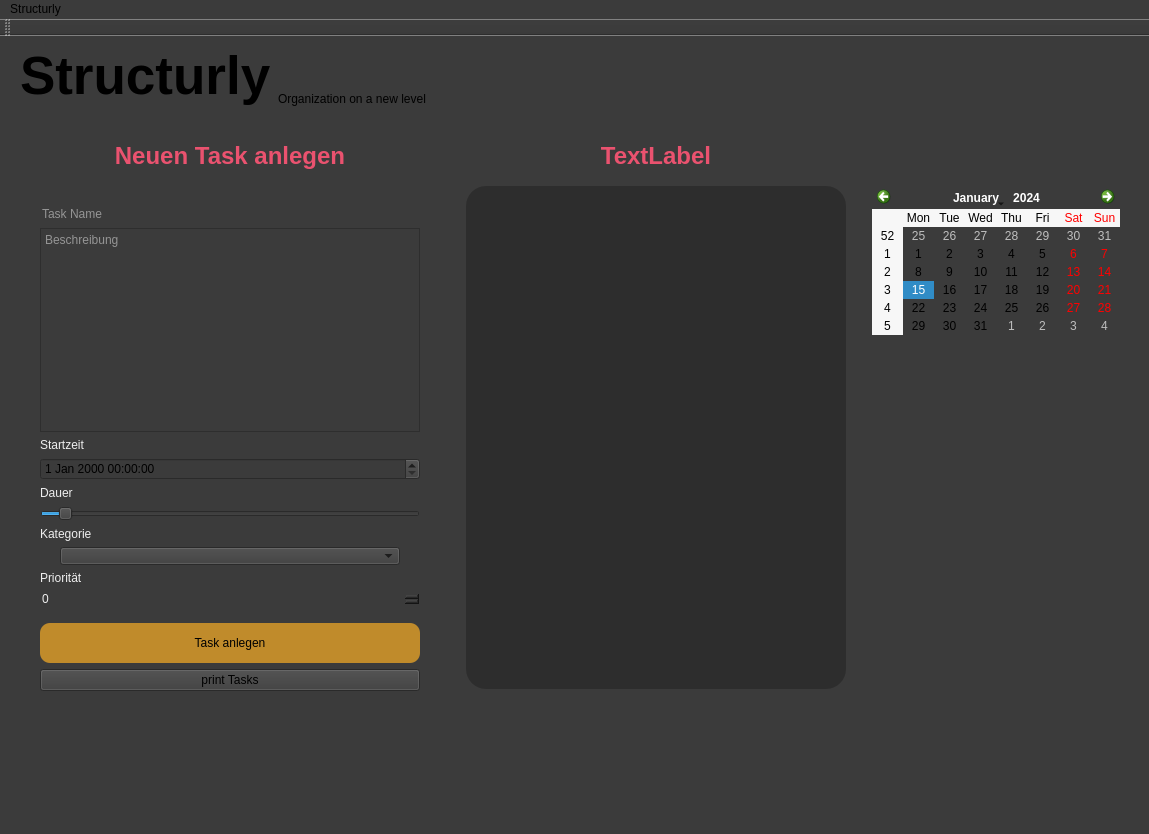
Above: src/qtdep_gui/mainwindow.ui from paulwag/Structurly before the change. Below: the same form after it.
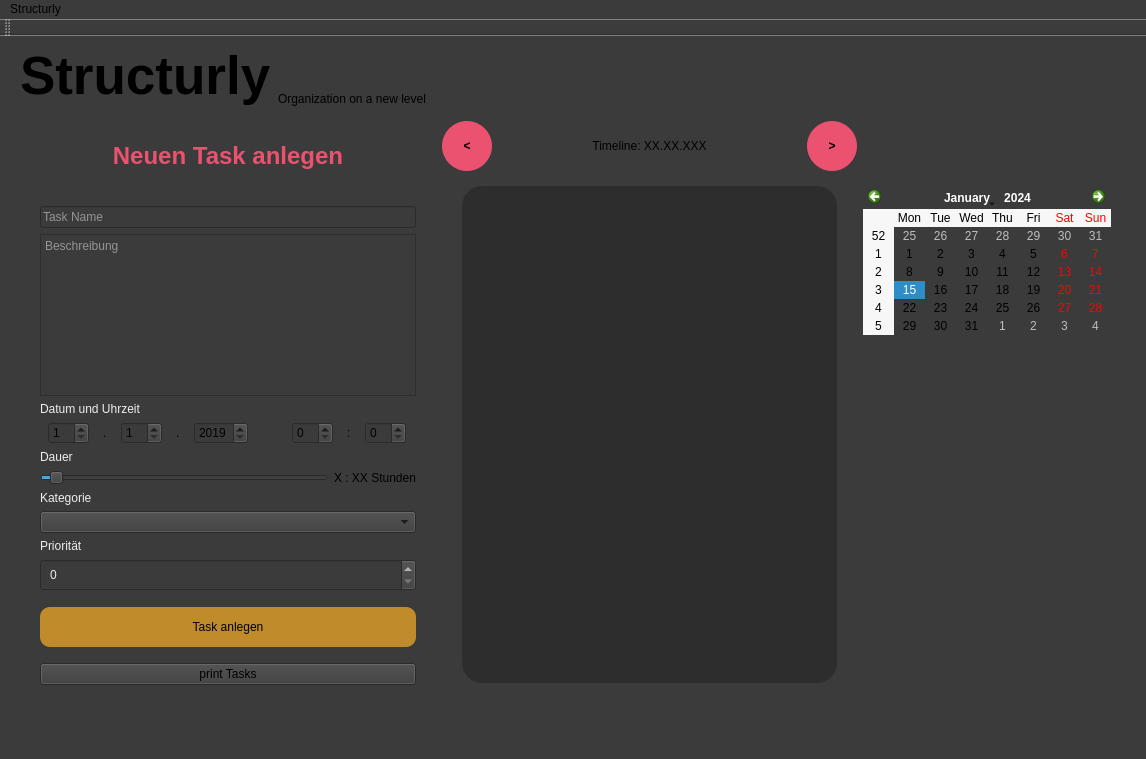
That is the form after the change.

```diff
--- a/src/qtdep_gui/mainwindow.ui
+++ b/src/qtdep_gui/mainwindow.ui
@@ -6,8 +6,8 @@
    <rect>
     <x>0</x>
     <y>0</y>
-    <width>1149</width>
-    <height>834</height>
+    <width>1146</width>
+    <height>759</height>
    </rect>
   </property>
   <property name="sizePolicy">
@@ -28,8 +28,8 @@
      <rect>
       <x>20</x>
       <y>10</y>
-      <width>1111</width>
-      <height>691</height>
+      <width>1102</width>
+      <height>685</height>
      </rect>
     </property>
     <layout class="QGridLayout" name="gridLayout">
@@ -41,6 +41,12 @@
      </property>
      <item row="2" column="1">
       <widget class="QScrollArea" name="timeline_area">
+       <property name="minimumSize">
+        <size>
+         <width>350</width>
+         <height>0</height>
+        </size>
+       </property>
        <property name="styleSheet">
         <string notr="true">margin: 0 20px 37px;
 padding: 5px;
@@ -55,17 +61,17 @@
          <rect>
           <x>0</x>
           <y>0</y>
-          <width>347</width>
-          <height>481</height>
+          <width>343</width>
+          <height>475</height>
          </rect>
         </property>
         <widget class="QTableWidget" name="timeline_table">
          <property name="geometry">
           <rect>
-           <x>0</x>
+           <x>30</x>
            <y>0</y>
-           <width>381</width>
-           <height>451</height>
+           <width>311</width>
+           <height>611</height>
           </rect>
          </property>
          <property name="sizePolicy">
@@ -135,27 +141,6 @@
        </property>
       </widget>
      </item>
-     <item row="1" column="1">
-      <widget class="QLabel" name="label">
-       <property name="font">
-        <font>
-         <pointsize>18</pointsize>
-         <weight>75</weight>
-         <bold>true</bold>
-        </font>
-       </property>
-       <property name="styleSheet">
-        <string notr="true">margin-top: 20px;
-color: #EA526F;</string>
-       </property>
-       <property name="text">
-        <string>TextLabel</string>
-       </property>
-       <property name="alignment">
-        <set>Qt::AlignCenter</set>
-       </property>
-      </widget>
-     </item>
      <item row="2" column="2">
       <layout class="QVBoxLayout" name="verticalLayout_right">
        <item alignment="Qt::AlignTop">
@@ -190,8 +175,8 @@
        <item>
         <widget class="QLineEdit" name="task_name_edit">
          <property name="styleSheet">
-          <string notr="true">border: none;
-color: #eee;</string>
+          <string notr="true">color: #eee;
+border: .5px solid #222;</string>
          </property>
          <property name="text">
           <string/>
@@ -223,12 +208,144 @@
           <string notr="true">color: #eee;</string>
          </property>
          <property name="text">
-          <string>Startzeit</string>
+          <string>Datum und Uhrzeit</string>
          </property>
         </widget>
        </item>
        <item>
-        <widget class="QDateTimeEdit" name="date_time_edit"/>
+        <layout class="QHBoxLayout" name="horizontalLayout_2">
+         <item>
+          <widget class="QSpinBox" name="day_edit">
+           <property name="sizePolicy">
+            <sizepolicy hsizetype="Fixed" vsizetype="Fixed">
+             <horstretch>0</horstretch>
+             <verstretch>0</verstretch>
+            </sizepolicy>
+           </property>
+           <property name="styleSheet">
+            <string notr="true">border-color: rgb(33, 33, 33);</string>
+           </property>
+           <property name="minimum">
+            <number>1</number>
+           </property>
+           <property name="maximum">
+            <number>31</number>
+           </property>
+          </widget>
+         </item>
+         <item>
+          <widget class="QLabel" name="dot">
+           <property name="sizePolicy">
+            <sizepolicy hsizetype="Fixed" vsizetype="Preferred">
+             <horstretch>0</horstretch>
+             <verstretch>0</verstretch>
+            </sizepolicy>
+           </property>
+           <property name="text">
+            <string>.</string>
+           </property>
+          </widget>
+         </item>
+         <item>
+          <widget class="QSpinBox" name="month_edit">
+           <property name="sizePolicy">
+            <sizepolicy hsizetype="Fixed" vsizetype="Fixed">
+             <horstretch>0</horstretch>
+             <verstretch>0</verstretch>
+            </sizepolicy>
+           </property>
+           <property name="styleSheet">
+            <string notr="true">border-color: #3B3B3B;</string>
+           </property>
+           <property name="minimum">
+            <number>1</number>
+           </property>
+           <property name="maximum">
+            <number>12</number>
+           </property>
+          </widget>
+         </item>
+         <item>
+          <widget class="QLabel" name="dot_2">
+           <property name="sizePolicy">
+            <sizepolicy hsizetype="Fixed" vsizetype="Preferred">
+             <horstretch>0</horstretch>
+             <verstretch>0</verstretch>
+            </sizepolicy>
+           </property>
+           <property name="text">
+            <string>.</string>
+           </property>
+          </widget>
+         </item>
+         <item>
+          <widget class="QSpinBox" name="year_edit">
+           <property name="sizePolicy">
+            <sizepolicy hsizetype="Fixed" vsizetype="Fixed">
+             <horstretch>0</horstretch>
+             <verstretch>0</verstretch>
+            </sizepolicy>
+           </property>
+           <property name="styleSheet">
+            <string notr="true">border-color:  #3B3B3B;</string>
+           </property>
+           <property name="minimum">
+            <number>2019</number>
+           </property>
+           <property name="maximum">
+            <number>2030</number>
+           </property>
+          </widget>
+         </item>
+         <item>
+          <widget class="QSpinBox" name="hour_edit">
+           <property name="sizePolicy">
+            <sizepolicy hsizetype="Fixed" vsizetype="Fixed">
+             <horstretch>0</horstretch>
+             <verstretch>0</verstretch>
+            </sizepolicy>
+           </property>
+           <property name="styleSheet">
+            <string notr="true">margin-left: 30px;
+border-color: #3B3B3B;</string>
+           </property>
+           <property name="maximum">
+            <number>23</number>
+           </property>
+          </widget>
+         </item>
+         <item>
+          <widget class="QLabel" name="doubledot">
+           <property name="sizePolicy">
+            <sizepolicy hsizetype="Fixed" vsizetype="Preferred">
+             <horstretch>0</horstretch>
+             <verstretch>0</verstretch>
+            </sizepolicy>
+           </property>
+           <property name="text">
+            <string>:</string>
+           </property>
+          </widget>
+         </item>
+         <item>
+          <widget class="QSpinBox" name="minute_edit">
+           <property name="sizePolicy">
+            <sizepolicy hsizetype="Fixed" vsizetype="Fixed">
+             <horstretch>0</horstretch>
+             <verstretch>0</verstretch>
+            </sizepolicy>
+           </property>
+           <property name="styleSheet">
+            <string notr="true">outline: none;
+
+</string>
+           </property>
+           <property name="maximum">
+            <number>59</number>
+           </property>
+          </widget>
+         </item>
+        </layout>
        </item>
        <item>
         <widget class="QLabel" name="time_needed_label">
@@ -241,23 +358,46 @@
         </widget>
        </item>
        <item>
-        <widget class="QSlider" name="time_needed_edit">
-         <property name="cursor">
-          <cursorShape>OpenHandCursor</cursorShape>
-         </property>
-         <property name="styleSheet">
-          <string notr="true"/>
-         </property>
-         <property name="maximum">
-          <number>40</number>
-         </property>
-         <property name="value">
-          <number>2</number>
-         </property>
-         <property name="orientation">
-          <enum>Qt::Horizontal</enum>
-         </property>
-        </widget>
+        <layout class="QHBoxLayout" name="horizontalLayout_3">
+         <item>
+          <widget class="QSlider" name="time_needed_edit">
+           <property name="cursor">
+            <cursorShape>OpenHandCursor</cursorShape>
+           </property>
+           <property name="styleSheet">
+            <string notr="true"/>
+           </property>
+           <property name="minimum">
+            <number>15</number>
+           </property>
+           <property name="maximum">
+            <number>480</number>
+           </property>
+           <property name="singleStep">
+            <number>15</number>
+           </property>
+           <property name="pageStep">
+            <number>15</number>
+           </property>
+           <property name="value">
+            <number>30</number>
+           </property>
+           <property name="sliderPosition">
+            <number>30</number>
+           </property>
+           <property name="orientation">
+            <enum>Qt::Horizontal</enum>
+           </property>
+          </widget>
+         </item>
+         <item>
+          <widget class="QLabel" name="label">
+           <property name="text">
+            <string>X : XX Stunden</string>
+           </property>
+          </widget>
+         </item>
+        </layout>
        </item>
        <item>
         <widget class="QLabel" name="category_label">
@@ -272,7 +412,8 @@
        <item>
         <widget class="QComboBox" name="category_dropdown">
          <property name="styleSheet">
-          <string notr="true">margin: 0 20px;</string>
+          <string notr="true">border-color: #3B3B3B;
+</string>
          </property>
         </widget>
        </item>
@@ -290,8 +431,9 @@
         <widget class="QSpinBox" name="priority_edit">
          <property name="styleSheet">
           <string notr="true">color: #eee;
-border: none;
-margin-bottom: 10px;</string>
+border-color: #3B3B3B;
+margin-bottom: 10px;
+padding: 5px;</string>
          </property>
         </widget>
        </item>
@@ -308,6 +450,7 @@
 height: 40px;
 background-color: rgba(192, 139, 43, 255);
 border-radius: 10px;
+margin-bottom: 10px;
 
 </string>
          </property>
@@ -338,6 +481,89 @@
        </item>
       </layout>
      </item>
+     <item row="1" column="1">
+      <layout class="QHBoxLayout" name="horizontalLayout">
+       <item>
+        <widget class="QPushButton" name="pushButton_2">
+         <property name="sizePolicy">
+          <sizepolicy hsizetype="Fixed" vsizetype="Fixed">
+           <horstretch>0</horstretch>
+           <verstretch>0</verstretch>
+          </sizepolicy>
+         </property>
+         <property name="font">
+          <font>
+           <weight>75</weight>
+           <bold>true</bold>
+          </font>
+         </property>
+         <property name="cursor">
+          <cursorShape>PointingHandCursor</cursorShape>
+         </property>
+         <property name="styleSheet">
+          <string notr="true">border-radius: 25px;
+background-color: #EA526F;
+width: 50px;
+height: 50px;</string>
+         </property>
+         <property name="text">
+          <string>&lt;</string>
+         </property>
+        </widget>
+       </item>
+       <item>
+        <widget class="QLabel" name="timeline_date">
+         <property name="sizePolicy">
+          <sizepolicy hsizetype="Minimum" vsizetype="Preferred">
+           <horstretch>0</horstretch>
+           <verstretch>0</verstretch>
+          </sizepolicy>
+         </property>
+         <property name="text">
+          <string>Timeline: XX.XX.XXX</string>
+         </property>
+         <property name="alignment">
+          <set>Qt::AlignCenter</set>
+         </property>
+        </widget>
+       </item>
+       <item>
+        <widget class="QPushButton" name="pushButton">
+         <property name="sizePolicy">
+          <sizepolicy hsizetype="Fixed" vsizetype="Fixed">
+           <horstretch>0</horstretch>
+           <verstretch>0</verstretch>
+          </sizepolicy>
+         </property>
+         <property name="font">
+          <font>
+           <weight>75</weight>
+           <bold>true</bold>
+          </font>
+         </property>
+         <property name="cursor">
+          <cursorShape>PointingHandCursor</cursorShape>
+         </property>
+         <property name="styleSheet">
+          <string notr="true">border-radius: 25px;
+background-color: #EA526F;
+width: 50px;
+height: 50px;
+</string>
+         </property>
+         <property name="text">
+          <string>&gt;</string>
+         </property>
+         <property name="iconSize">
+          <size>
+           <width>20</width>
+           <height>20</height>
+          </size>
+         </property>
+        </widget>
+       </item>
+      </layout>
+     </item>
     </layout>
    </widget>
   </widget>
@@ -346,7 +572,7 @@
     <rect>
      <x>0</x>
      <y>0</y>
-     <width>1149</width>
+     <width>1146</width>
      <height>22</height>
     </rect>
    </property>
```
Left out of the diff: 5 changed lines with no effect on the pictures.
